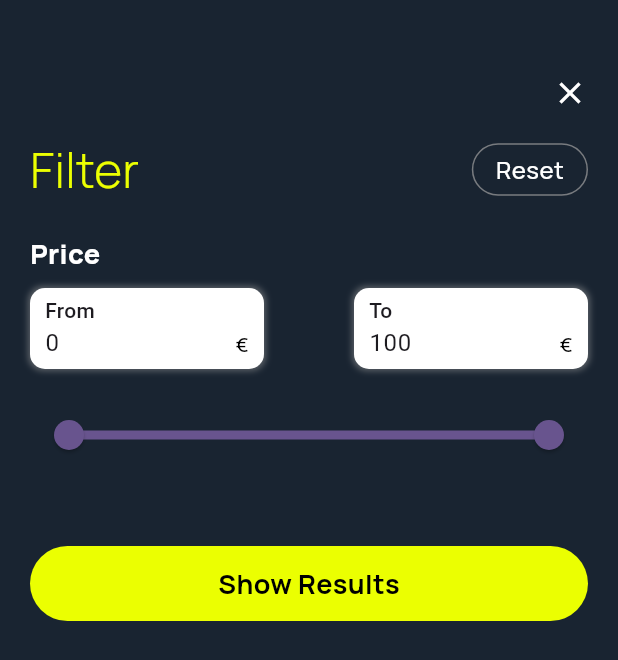
After one commit to arberzeka1/our_games_app, a Flutter app: the screen it shows after launch, after a tap on the "sort" icon, on a phone screen of 412 x 824 dp. The commit adds this screen. Shown: the top 660 px of the screen. Run offline on Flutter 3.47's test engine with Material 2 defaults, Android fonts, the phone set to English and light mode, and no system bars; our stand-ins replace bloc, bloc_concurrency, cached_network_image, dio, equatable, flutter_bloc and 2 more; network calls fail.

Commit message:
fixed issues

```diff
--- a/lib/bloc/game_bloc/games_bloc.dart
+++ b/lib/bloc/game_bloc/games_bloc.dart
@@ -12,6 +12,7 @@ part 'games_events.dart';
 part 'games_state.dart';
 
 class GamesBloc extends Bloc<GamesEvents, GamesState> {
+  int page = 0;
   GamesBloc() : super(const GamesState()) {
     on<GameFetch>(
       _onGameFetch,
@@ -28,26 +29,46 @@ class GamesBloc extends Bloc<GamesEvents, GamesState> {
     GameFetch event,
     Emitter<GamesState> emitter,
   ) async {
+    print("FFF");
     try {
       if (state.hasReachedMax) return;
+      print("AA");
+
       if (state.status == GameStatus.initial) {
-        final games = await _gameService.fetchGames();
+        final games = await _gameService.fetchGames(
+            pageNumber: page, upperPrice: state.to, lowerPrice: state.from);
         return emit(
           state.copyWith(
-            games: games,
-            status: GameStatus.success,
-            hasReachedMax: false,
-          ),
+              games: games,
+              status: GameStatus.success,
+              hasReachedMax: false,
+              from: state.to,
+              to: state.from),
         );
       }
-      final games = await _gameService.fetchGames(state.games!.length);
+      print("PPPP");
+
+      page++;
+      print('Fetch here ${state.to} And ${state.from}}');
+      await Future.delayed(const Duration(seconds: 1));
+
+      final games = await _gameService.fetchGames(
+        pageNumber: page,
+      );
+      print('PAge number ${games} $page');
+
+      await Future.delayed(const Duration(seconds: 1));
+
       if (games.isEmpty) {
+        print("Empty");
         return emit(state.copyWith(hasReachedMax: true));
       } else {
         return emit(
           state.copyWith(
             games: List.of(state.games!)..addAll(games),
             hasReachedMax: false,
+            from: state.from,
+            to: state.to,
           ),
         );
       }
@@ -61,6 +82,6 @@ class GamesBloc extends Bloc<GamesEvents, GamesState> {
       GameRefresh event, Emitter<GamesState> emit) async {
     emit(const GamesState());
     await Future.delayed(const Duration(seconds: 1));
-    add(const GameFetch());
+    add(GameFetch());
   }
 }
--- a/lib/bloc/game_bloc/games_state.dart
+++ b/lib/bloc/game_bloc/games_state.dart
@@ -4,25 +4,38 @@ class GamesState extends Equatable {
   final List<GameModel>? games;
   final GameStatus status;
   final bool hasReachedMax;
+  final int pageNumber;
+  final int from;
+  final int to;
 
   const GamesState({
     this.games,
     this.status = GameStatus.initial,
     this.hasReachedMax = false,
+    this.pageNumber = 0,
+    this.from = 0,
+    this.to = 50,
   });
 
   GamesState copyWith({
     List<GameModel>? games,
     GameStatus? status,
     bool? hasReachedMax,
+    int? pageNumber,
+    int? from,
+    int? to,
   }) {
     return GamesState(
       games: games ?? this.games,
       status: status ?? this.status,
       hasReachedMax: hasReachedMax ?? this.hasReachedMax,
+      pageNumber: pageNumber ?? this.pageNumber,
+      from: from ?? this.from,
+      to: to ?? this.to,
     );
   }
 
   @override
-  List<Object?> get props => [games, status, hasReachedMax];
+  List<Object?> get props =>
+      [games, status, hasReachedMax, pageNumber, from, to];
 }
--- /dev/null
+++ b/lib/filter_screen.dart
@@ -0,0 +1,181 @@
+import 'package:flutter/material.dart';
+import 'package:flutter_bloc/flutter_bloc.dart';
+import 'package:google_fonts/google_fonts.dart';
+import 'package:our_games_task/widgets/formField_widget.dart';
+
+import 'bloc/game_bloc/games_bloc.dart';
+
+class FilterGames extends StatefulWidget {
+  final Function(int? from, int? to) successCallback;
+  const FilterGames({Key? key, required this.successCallback})
+      : super(key: key);
+
+  @override
+  State<FilterGames> createState() => _FilterGamesState();
+}
+
+class _FilterGamesState extends State<FilterGames> {
+  TextEditingController fromController = TextEditingController();
+  TextEditingController toController = TextEditingController();
+  RangeValues _currentRangeValues = const RangeValues(0, 100);
+
+  @override
+  void initState() {
+    fromController.text = _currentRangeValues.start.round().toString();
+    toController.text = _currentRangeValues.end.round().toString();
+
+    super.initState();
+  }
+
+  @override
+  Widget build(BuildContext context) {
+    return BlocBuilder<GamesBloc, GamesState>(builder: (context, state) {
+      return Scaffold(
+        backgroundColor: const Color(0xff192431),
+        body: Padding(
+          padding: const EdgeInsets.symmetric(horizontal: 20.0),
+          child: Column(
+            crossAxisAlignment: CrossAxisAlignment.start,
+            children: [
+              const SizedBox(
+                height: 50,
+              ),
+              Align(
+                alignment: Alignment.centerRight,
+                child: InkWell(
+                  onTap: () => Navigator.pop(context),
+                  child: const Icon(
+                    Icons.close,
+                    color: Colors.white,
+                    size: 24,
+                  ),
+                ),
+              ),
+              const SizedBox(
+                height: 16,
+              ),
+              Row(
+                mainAxisAlignment: MainAxisAlignment.spaceBetween,
+                children: [
+                  Text(
+                    'Filter',
+                    style: GoogleFonts.manrope(
+                      color: const Color(0xffEBFF01),
+                      fontWeight: FontWeight.w300,
+                      fontSize: 32,
+                    ),
+                  ),
+                  DecoratedBox(
+                    decoration: BoxDecoration(
+                      border: Border.all(
+                        color: const Color(0xff787B7F),
+                      ),
+                      borderRadius: BorderRadius.circular(32),
+                    ),
+                    child: Padding(
+                      padding: const EdgeInsets.symmetric(
+                          vertical: 6.0, horizontal: 16),
+                      child: Text(
+                        'Reset',
+                        style: GoogleFonts.manrope(
+                          color: Colors.white,
+                          fontWeight: FontWeight.w500,
+                          fontSize: 16,
+                        ),
+                      ),
+                    ),
+                  ),
+                ],
+              ),
+              const SizedBox(
+                height: 20,
+              ),
+              Text(
+                'Price',
+                style: GoogleFonts.manrope(
+                  color: Colors.white,
+                  fontWeight: FontWeight.w800,
+                  fontSize: 18,
+                ),
+              ),
+              const SizedBox(
+                height: 10,
+              ),
+              Row(
+                mainAxisAlignment: MainAxisAlignment.spaceBetween,
+                children: [
+                  FormFieldWidget(
+                      labelText: "From",
+                      controller: fromController,
+                      onChanged: (value) {
+                        setState(() {
+                          _currentRangeValues = RangeValues(
+                              value.isEmpty ? 0 : double.parse(value),
+                              _currentRangeValues.end);
+                        });
+                      }),
+                  FormFieldWidget(
+                      labelText: "To",
+                      controller: toController,
+                      onChanged: (value) {
+                        setState(() {
+                          _currentRangeValues = RangeValues(
+                              _currentRangeValues.start,
+                              value.isEmpty ? 0 : double.parse(value));
+                        });
+                      }),
+                ],
+              ),
+              const SizedBox(
+                height: 20,
+              ),
+              RangeSlider(
+                values: _currentRangeValues,
+                max: 100,
+                divisions: 100,
+                labels: RangeLabels(
+                  _currentRangeValues.start.round().toString(),
+                  _currentRangeValues.end.round().toString(),
+                ),
+                onChanged: (RangeValues values) {
+                  setState(() {
+                    _currentRangeValues = values;
+                    fromController.text = values.start.round().toString();
+                    toController.text = values.end.round().toString();
+                  });
+                },
+              ),
+              const SizedBox(
+                height: 50,
+              ),
+              GestureDetector(
+                onTap: () {
+                  widget.successCallback(int.parse(fromController.text),
+                      int.parse(toController.text));
+                  Navigator.of(context).pop();
+                },
+                child: Container(
+                  height: 50,
+                  width: double.infinity,
+                  decoration: BoxDecoration(
+                      color: const Color(0xffEBFF01),
+                      borderRadius: BorderRadius.circular(32)),
+                  child: Center(
+                    child: Text(
+                      'Show Results',
+                      style: GoogleFonts.manrope(
+                        color: Colors.black,
+                        fontWeight: FontWeight.w700,
+                        fontSize: 18,
+                      ),
+                    ),
+                  ),
+                ),
+              )
+            ],
+          ),
+        ),
+      );
+    });
+  }
+}
--- a/lib/game.dart
+++ b/lib/game.dart
@@ -5,6 +5,7 @@ import 'package:flutter_rating_bar/flutter_rating_bar.dart';
 import 'package:google_fonts/google_fonts.dart';
 import 'package:our_games_task/bloc/enum/game_status.dart';
 import 'package:our_games_task/bloc/game_bloc/games_bloc.dart';
+import 'package:our_games_task/filter_screen.dart';
 import 'package:our_games_task/game_details.dart';
 import 'package:our_games_task/home_error_view.dart';
 
@@ -35,16 +36,23 @@ class _GameState extends State<Game> {
   }
 
   void _onScroll() {
+    // print("on scroll");//
     if (!_scrollController.hasClients) return;
     final maxScroll = _scrollController.position.maxScrollExtent;
     final currentScroll = _scrollController.position.pixels;
     if (currentScroll == maxScroll) {
+      print('pss');
       context.read<GamesBloc>().add(const GameFetch());
     }
   }
 
+  void callFilter() {
+    context.read<GamesBloc>().add(const GameFetch());
+  }
+
   @override
   Widget build(BuildContext context) {
+    print('Build');
     return Scaffold(
       backgroundColor: const Color(0xff1D2635),
       body: Padding(
@@ -67,10 +75,22 @@ class _GameState extends State<Game> {
                           fontWeight: FontWeight.w300,
                           fontSize: 32),
                     ),
-                    const Icon(
-                      Icons.sort,
-                      size: 24,
-                      color: Colors.white,
+                    GestureDetector(
+                      onTap: () {
+                        Navigator.of(context).push(
+                            MaterialPageRoute(builder: (BuildContext context) {
+                          return FilterGames(
+                            successCallback: (int? from, int? to) {
+                              callFilter();
+                            },
+                          );
+                        }));
+                      },
+                      child: const Icon(
+                        Icons.sort,
+                        size: 24,
+                        color: Colors.white,
+                      ),
                     )
                   ],
                 ),
--- a/lib/game_details.dart
+++ b/lib/game_details.dart
@@ -7,6 +7,7 @@ import 'package:google_fonts/google_fonts.dart';
 import 'package:intl/intl.dart';
 import 'package:our_games_task/models/game_model.dart';
 import 'package:our_games_task/widgets/store_widget.dart';
+import 'package:url_launcher/url_launcher.dart';
 
 class GameDetails extends StatefulWidget {
   final GameModel game;
@@ -24,10 +25,19 @@ class _GameDetailsState extends State<GameDetails> {
     "images/ali_express.png",
   ];
   final List<String> storeName = ["Amazon", "Ebay", "Origin", "Ali"];
+  final Uri _url = Uri.parse('https://www.metacritic.com/');
+
   String stringDate(int lastChange) {
     DateTime dt = DateTime.fromMillisecondsSinceEpoch(lastChange * 1000);
     String stringDate = DateFormat.yMd().format(dt);
     return stringDate;
+  }
+
+  Future<void> _launchUrl(String metacriticLink) async {
+    if (!await launchUrl(
+        Uri.parse('https://www.metacritic.com$metacriticLink'))) {
+      throw Exception('Could not launch $_url');
+    }
   }
 
   @override
@@ -221,7 +231,11 @@ class _GameDetailsState extends State<GameDetails> {
               )
             ],
           ),
-          Container(
+          GestureDetector(
+            onTap: () {
+              _launchUrl(widget.game.metacriticLink!);
+            },
+            child: Container(
               height: 50,
               width: double.infinity,
               decoration: const BoxDecoration(
@@ -232,6 +246,7 @@ class _GameDetailsState extends State<GameDetails> {
                 ),
               ),
               child: Row(
+                mainAxisAlignment: MainAxisAlignment.center,
                 children: [
                   RatingBar.builder(
                     initialRating:
@@ -241,19 +256,36 @@ class _GameDetailsState extends State<GameDetails> {
                     allowHalfRating: true,
                     itemCount: 5,
                     itemSize: 13,
-                  unratedColor: Colors.black45,
+                    unratedColor: Colors.grey.shade300,
                     itemPadding: const EdgeInsets.symmetric(
                       horizontal: 2.0,
                     ),
                     itemBuilder: (context, _) => const Icon(
-                    Icons.star,
+                      Icons.star_border_purple500,
                       color: Colors.black,
                       size: 13,
                     ),
                     onRatingUpdate: (rating) {},
                   ),
-                Text("${widget.game.steamRatingPercent!}/100")
+                  const SizedBox(
+                    width: 10,
+                  ),
+                  Text("${widget.game.steamRatingPercent!}/100"),
+                  const SizedBox(
+                    width: 5,
+                  ),
+                  if (widget.game.steamRatingText != null)
+                    Text('${widget.game.steamRatingText}'),
+                  const SizedBox(
+                    width: 5,
+                  ),
+                  const Icon(
+                    Icons.arrow_forward,
+                    size: 24,
+                    color: Colors.black,
+                  ),
                 ],
+              ),
             ),
           ),
         ],
--- a/lib/service/game_service.dart
+++ b/lib/service/game_service.dart
@@ -11,9 +11,13 @@ class GameService {
   final Dio _dio = Dio();
 
   Future<List<GameModel>> fetchGames(
-      [int start = 0, int pageNumber = 0, int pageSize = 10]) async {
+      {int start = 0,
+      int pageNumber = 0,
+      int pageSize = 10,
+      int upperPrice = 50,
+      int lowerPrice = 0}) async {
     String url =
-        '${_constants.baseUrl}&pageNumber=$pageNumber&pageSize=${_constants.pageSize}';
+        '${_constants.baseUrl}&pageNumber=$pageNumber&pageSize=${_constants.pageSize}&lowerPrice=$lowerPrice&upperPrice=$upperPrice';
 
     final response = await _dio.get(url);
 
--- /dev/null
+++ b/lib/widgets/formField_widget.dart
@@ -0,0 +1,63 @@
+import 'package:flutter/material.dart';
+import 'package:google_fonts/google_fonts.dart';
+
+class FormFieldWidget extends StatelessWidget {
+  final TextEditingController? controller;
+  final String? labelText;
+  final void Function(String)? onChanged;
+  const FormFieldWidget(
+      {Key? key, this.controller, this.labelText, this.onChanged})
+      : super(key: key);
+
+  @override
+  Widget build(BuildContext context) {
+    return Container(
+      width: 156,
+      decoration: BoxDecoration(
+        color: Colors.white,
+        borderRadius: BorderRadius.circular(10),
+        boxShadow: [
+          BoxShadow(
+            color: Colors.grey.withOpacity(0.5),
+            spreadRadius: 1,
+            blurRadius: 3,
+          ),
+        ],
+      ),
+      child: Padding(
+        padding: const EdgeInsets.symmetric(horizontal: 10, vertical: 5),
+        child: Column(
+          crossAxisAlignment: CrossAxisAlignment.start,
+          children: [
+            Text(
+              "$labelText",
+              style: const TextStyle(fontWeight: FontWeight.w500),
+            ),
+            TextField(
+              cursorRadius: Radius.zero,
+              maxLines: 1,
+              controller: controller,
+              cursorColor: Colors.black,
+              keyboardType: TextInputType.number,
+              decoration: InputDecoration(
+                contentPadding: EdgeInsets.zero,
+                isDense: true,
+                suffix: Text(
+                  '€',
+                  style: GoogleFonts.manrope(
+                    color: Colors.black,
+                    fontWeight: FontWeight.w500,
+                    fontSize: 13,
+                  ),
+                ),
+                enabledBorder: InputBorder.none,
+                focusedBorder: InputBorder.none,
+              ),
+              onChanged: onChanged,
+            ),
+          ],
+        ),
+      ),
+    );
+  }
+}
--- a/pubspec.yaml
+++ b/pubspec.yaml
@@ -22,6 +22,9 @@ dependencies:
   bloc_concurrency: ^0.2.2
   flutter_rating_bar: ^4.0.1
   cached_network_image: ^3.2.3
+  url_launcher: ^6.1.11
+  hive: ^2.2.3
+  hive_flutter: ^1.1.0
 
 dev_dependencies:
   flutter_test:
```
Also changed, not shown: lib/bloc/game_bloc/games_events.dart (+2 -5 lines), pubspec.lock, 6 other files. Lines whose indentation alone changed are shown as unchanged.
